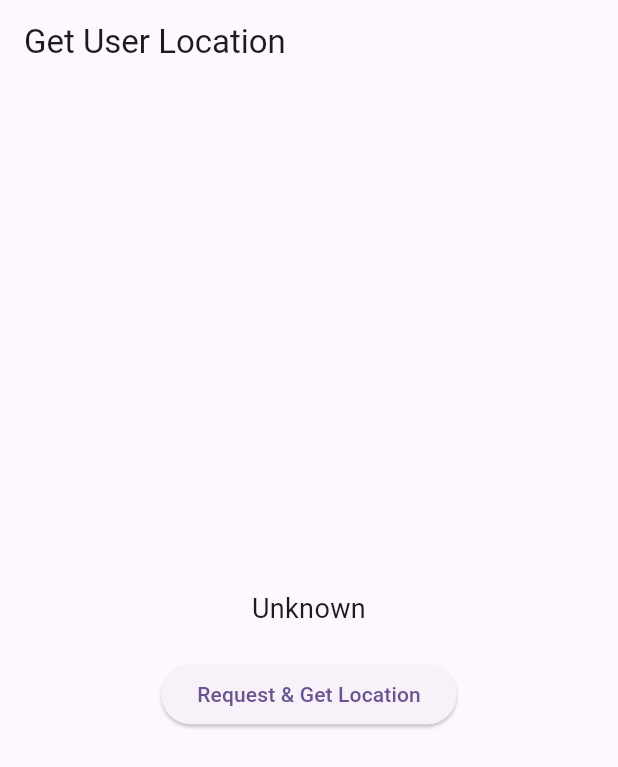
After one commit to zeeldetroja/Adv_flutter_lab, a Flutter app: the LocationScreen screen opened directly, after a tap on "Request & Get Location", on a phone screen of 412 x 824 dp. The commit adds this screen. Shown: the top 767 px of the screen. Run offline on Flutter 3.47's test engine with Material 3 defaults, Android fonts, the light colour scheme and no system bars; our stand-ins replace geolocator, get, permission_handler, sqflite; accounts and stored records are empty.

Commit message:
updated lab added

```diff
--- /dev/null
+++ b/lib/lab_15/three.dart
@@ -0,0 +1,105 @@
+import 'package:flutter/material.dart';
+import 'package:geolocator/geolocator.dart';
+import 'package:permission_handler/permission_handler.dart';
+
+void main() {
+  runApp(LocationPermissionApp());
+}
+
+class LocationPermissionApp extends StatelessWidget {
+  @override
+  Widget build(BuildContext context) {
+    return MaterialApp(
+      title: 'Location Permission Demo',
+      home: LocationScreen(),
+      debugShowCheckedModeBanner: false,
+    );
+  }
+}
+
+class LocationScreen extends StatefulWidget {
+  @override
+  _LocationScreenState createState() => _LocationScreenState();
+}
+
+class _LocationScreenState extends State<LocationScreen> {
+  String _location = "Unknown";
+
+  Future<void> _requestLocationPermission() async {
+    var status = await Permission.location.status;
+
+    if (status.isGranted) {
+      _getCurrentLocation();
+    } else if (status.isDenied) {
+      var newStatus = await Permission.location.request();
+      if (newStatus.isGranted) {
+        _getCurrentLocation();
+      } else {
+        ScaffoldMessenger.of(context).showSnackBar(
+          SnackBar(content: Text("Location permission denied")),
+        );
+      }
+    } else if (status.isPermanentlyDenied) {
+      openAppSettings();
+    }
+  }
+
+  Future<void> _getCurrentLocation() async {
+    bool serviceEnabled = await Geolocator.isLocationServiceEnabled();
+    if (!serviceEnabled) {
+      ScaffoldMessenger.of(context).showSnackBar(
+        SnackBar(content: Text("Please enable location services")),
+      );
+      return;
+    }
+
+    LocationPermission permission = await Geolocator.checkPermission();
+    if (permission == LocationPermission.denied ||
+        permission == LocationPermission.deniedForever) {
+      permission = await Geolocator.requestPermission();
+      if (permission == LocationPermission.denied) {
+        ScaffoldMessenger.of(context).showSnackBar(
+          SnackBar(content: Text("Location permission denied again")),
+        );
+        return;
+      }
+    }
+
+    Position position = await Geolocator.getCurrentPosition(
+        desiredAccuracy: LocationAccuracy.high);
+
+    setState(() {
+      _location =
+      "Latitude: ${position.latitude}, Longitude: ${position.longitude}";
+    });
+  }
+
+  @override
+  Widget build(BuildContext context) {
+    return Scaffold(
+      appBar: AppBar(
+        title: Text('Get User Location'),
+      ),
+      body: Center(
+        child: Padding(
+          padding: const EdgeInsets.all(16.0),
+          child: Column(
+            mainAxisAlignment: MainAxisAlignment.center,
+            children: [
+              Text(
+                _location,
+                textAlign: TextAlign.center,
+                style: TextStyle(fontSize: 18),
+              ),
+              SizedBox(height: 20),
+              ElevatedButton(
+                onPressed: _requestLocationPermission,
+                child: Text('Request & Get Location'),
+              ),
+            ],
+          ),
+        ),
+      ),
+    );
+  }
+}
--- a/lib/utils/import_export.dart
+++ b/lib/utils/import_export.dart
@@ -17,4 +17,3 @@ export 'package:adv_flutter_lab/lab_10/getx_crud/database/my_database.dart';
 export 'package:adv_flutter_lab/lab_9/lab_9_1/mvc/model.dart';
 export 'package:adv_flutter_lab/lab_10/getx_crud/database/student_repo.dart';
 export 'package:adv_flutter_lab/lab_9/lab_9_1/mvc/view.dart';
-// export 'package:get/get_connect/http/src/response/response.dart';
--- a/pubspec.yaml
+++ b/pubspec.yaml
@@ -33,6 +33,10 @@ dependencies:
   get: ^4.7.2
   sqflite: ^2.4.2
   http: ^1.4.0
+  permission_handler:
+#  geolocator:
+#  camera:
+  path_provider:
 
   # The following adds the Cupertino Icons font to your application.
   # Use with the CupertinoIcons class for iOS style icons.
```
Also changed, not shown: lib/lab_15/five.dart (added, +98 -0 lines), lib/lab_15/four.dart (added, +55 -0 lines), lib/lab_15/one.dart (added, +239 -0 lines), lib/lab_15/two.dart (added, +103 -0 lines), lib/lab_17/lab_17_1/view.dart (added, +18 -0 lines), pubspec.lock, 2 other files.
